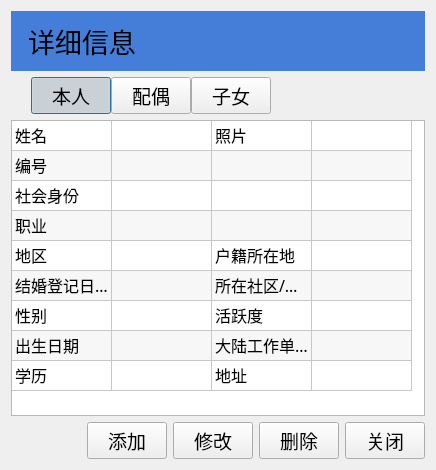
Qt form ui/page_elements/detailPage/dialog.ui (ArcherLuo233/election-s-prediction) before a commit.
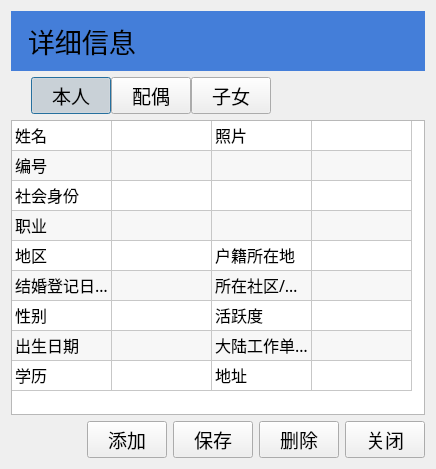
The same form after that commit.

What changed in the file:
```diff
--- a/ui/page_elements/detailPage/dialog.ui
+++ b/ui/page_elements/detailPage/dialog.ui
@@ -7,7 +7,7 @@
     <x>0</x>
     <y>0</y>
     <width>436</width>
-    <height>470</height>
+    <height>469</height>
    </rect>
   </property>
   <property name="font">
@@ -36,8 +36,8 @@
        <rect>
         <x>0</x>
         <y>0</y>
-        <width>418</width>
-        <height>452</height>
+        <width>414</width>
+        <height>447</height>
        </rect>
       </property>
       <layout class="QVBoxLayout" name="verticalLayout_2">
@@ -399,7 +399,7 @@
                         <cursorShape>PointingHandCursor</cursorShape>
                     </property>
                     <property name="text">
-                        <string>修改</string>
+            <string>保存</string>
                     </property>
                 </widget>
             </item>
```
Lines whose indentation alone changed are shown as unchanged.
